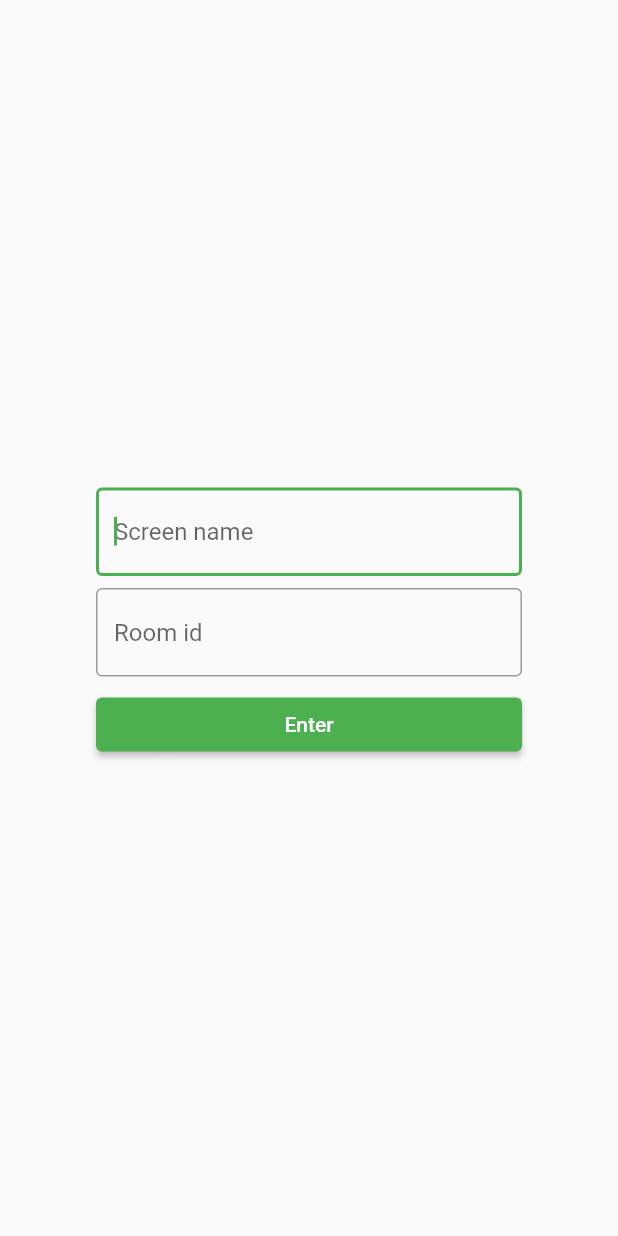
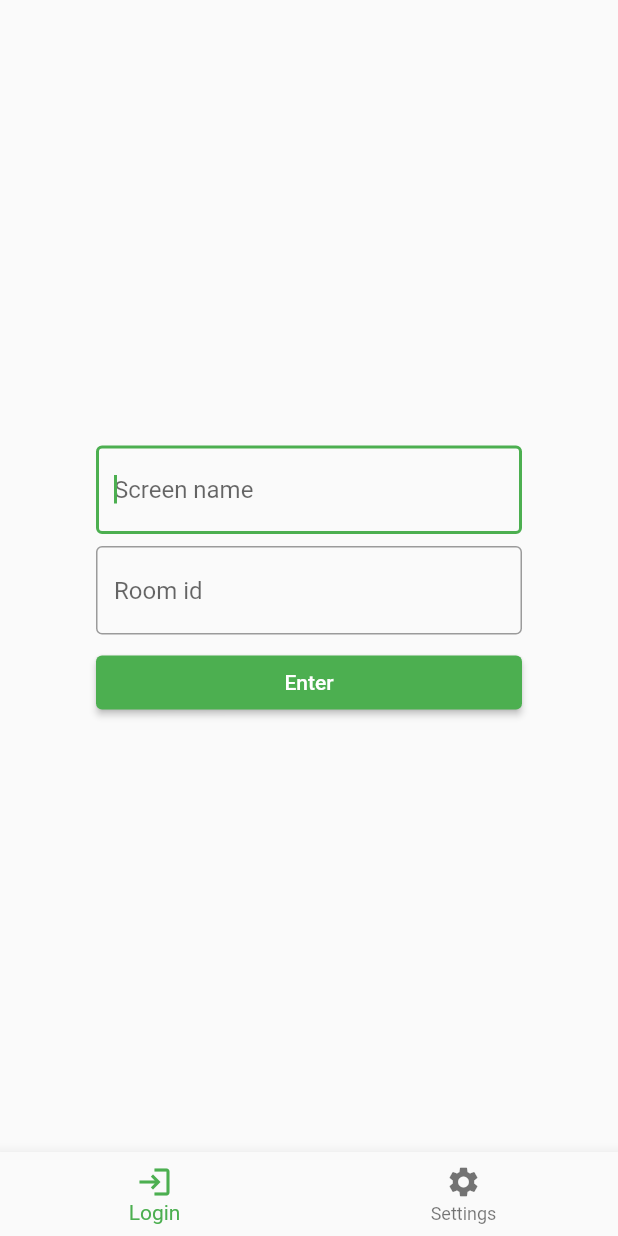
Before and after one commit to tytydraco/masque, a Flutter app: the screen it shows after launch, on a phone screen of 412 x 824 dp. Run offline on Flutter 3.47's test engine with Material 2 defaults, Android fonts, the light colour scheme and no system bars; our stand-ins replace cloud_firestore, firebase_core, flutter_markdown; accounts and stored records are empty.

Commit message:
Add tab screen to home page
Signed-off-by: Tyler Nijmeh <tylernij@gmail.com>

```diff
--- a/lib/main.dart
+++ b/lib/main.dart
@@ -2,6 +2,7 @@ import 'package:firebase_core/firebase_core.dart';
 import 'package:flutter/material.dart';
 import 'package:masque/firebase_options.dart';
 import 'package:masque/screens/login_screen.dart';
+import 'package:masque/screens/tab_screen.dart';
 
 void main() async {
   WidgetsFlutterBinding.ensureInitialized();
@@ -21,7 +22,7 @@ class MyApp extends StatelessWidget {
       theme: ThemeData(
         primarySwatch: Colors.green,
       ),
-      home: const LoginScreen(),
+      home: const TabScreen(),
     );
   }
 }
--- /dev/null
+++ b/lib/screens/tab_screen.dart
@@ -0,0 +1,43 @@
+import 'package:flutter/material.dart';
+import 'package:masque/screens/login_screen.dart';
+
+class TabScreen extends StatefulWidget {
+  const TabScreen({Key? key}) : super(key: key);
+
+  @override
+  State<TabScreen> createState() => _TabScreenState();
+}
+
+class _TabScreenState extends State<TabScreen> {
+  var currentTabIndex = 0;
+
+  final bottomNavWidgets = const [
+    LoginScreen(),
+    Text('to do'),
+  ];
+
+  @override
+  Widget build(BuildContext context) {
+    return Scaffold(
+      body: Center(
+        child: bottomNavWidgets[currentTabIndex]
+      ),
+      bottomNavigationBar: BottomNavigationBar(
+        currentIndex: currentTabIndex,
+        items: const [
+          BottomNavigationBarItem(
+            icon: Icon(Icons.login),
+            label: 'Login',
+          ),
+          BottomNavigationBarItem(
+            icon: Icon(Icons.settings),
+            label: 'Settings',
+          ),
+        ],
+        onTap: (index) {
+          setState(() => currentTabIndex = index);
+        },
+      ),
+    );
+  }
+}
```
